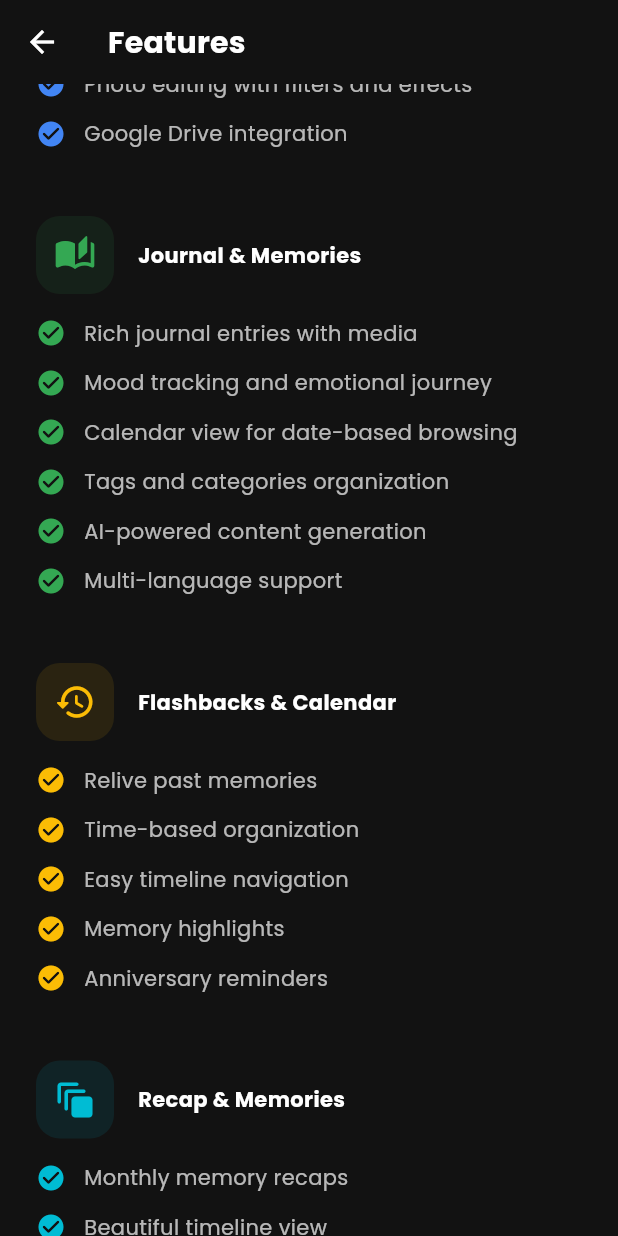
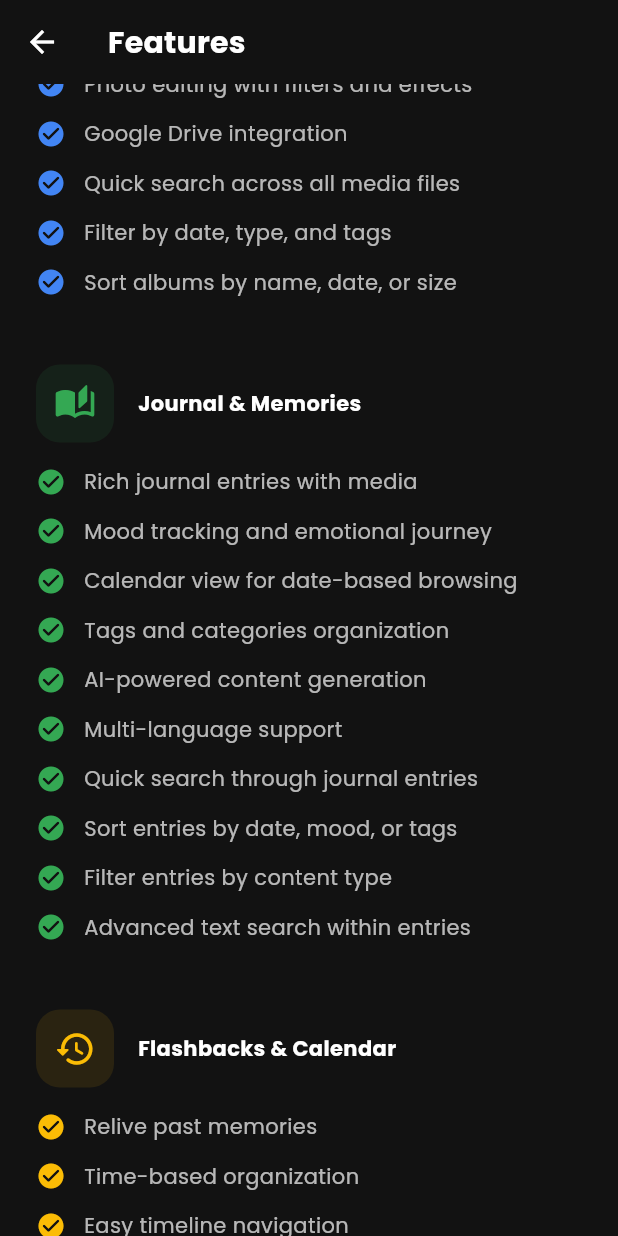
Before and after one commit to amandangol/reverie, a Flutter app: the FeaturesScreen screen opened directly, scrolled down 576 dp, on a phone screen of 412 x 824 dp. Run offline on Flutter 3.47's test engine with Material 3 defaults, Android fonts, the phone set to English and light mode, and no system bars; our stand-ins replace camera, connectivity_plus, flutter_markdown, flutter_svg, google_fonts, google_generative_ai and 12 more; missing offline and left inert: exif, google_mlkit_image_labeling, google_mlkit_text_recognition, googleapis, photo_manager, photo_manager_image_provider and 3 more; accounts and stored records are empty.

Commit message:
modified: onboarding & feature screen

```diff
--- a/lib/features/about/pages/features_screen.dart
+++ b/lib/features/about/pages/features_screen.dart
@@ -89,6 +89,9 @@ class FeaturesScreen extends StatelessWidget {
                       'Built-in camera for photos and videos',
                       'Photo editing with filters and effects',
                       'Google Drive integration',
+                      'Quick search across all media files',
+                      'Filter by date, type, and tags',
+                      'Sort albums by name, date, or size',
                     ],
                   ),
                   const SizedBox(height: 32),
@@ -103,7 +106,11 @@ class FeaturesScreen extends StatelessWidget {
                       'Calendar view for date-based browsing',
                       'Tags and categories organization',
                       'AI-powered content generation',
-                      'Multi-language support ',
+                      'Multi-language support',
+                      'Quick search through journal entries',
+                      'Sort entries by date, mood, or tags',
+                      'Filter entries by content type',
+                      'Advanced text search within entries',
                     ],
                   ),
                   const SizedBox(height: 32),
@@ -137,6 +144,20 @@ class FeaturesScreen extends StatelessWidget {
                   const SizedBox(height: 32),
                   _buildFeatureSection(
                     context,
+                    'Search & Organization',
+                    Icons.search_rounded,
+                    const Color(0xFF673AB7),
+                    [
+                      'Search across all content',
+                      'Custom sorting options',
+                      'Quick access to recent items',
+                      'Tag-based organization',
+                      'Category management',
+                    ],
+                  ),
+                  const SizedBox(height: 32),
+                  _buildFeatureSection(
+                    context,
                     'AI-Powered Features',
                     Icons.auto_awesome_rounded,
                     const Color(0xFFEA4335),
@@ -144,14 +165,13 @@ class FeaturesScreen extends StatelessWidget {
                       'Smart image analysis',
                       'AI-assisted journal writing',
                       'Object labeling for images',
-                      'Intelligent organization',
-                      'Personalized suggestions',
+                      'Text recognition in images',
                     ],
                   ),
                   const SizedBox(height: 32),
                   _buildFeatureSection(
                     context,
-                    'Backup & Sync',
+                    'Backup & Security',
                     Icons.backup_rounded,
                     const Color(0xFF9C27B0),
                     [
@@ -160,6 +180,7 @@ class FeaturesScreen extends StatelessWidget {
                       'Progress tracking',
                       'Easy restoration process',
                       'Account-specific management',
+                      'Secure authentication',
                     ],
                   ),
                 ],
@@ -204,9 +225,9 @@ class FeaturesScreen extends StatelessWidget {
                   ),
                   _buildWhyChooseItem(
                     context,
-                    'Cross-Platform',
-                    'Seamless experience on both iOS and Android',
-                    Icons.devices_rounded,
+                    'Built with Flutter',
+                    'Designed to support multiple platforms — currently Android',
+                    Icons.flutter_dash,
                   ),
                 ],
               ),
--- a/lib/features/onboarding/pages/onboarding_screen.dart
+++ b/lib/features/onboarding/pages/onboarding_screen.dart
@@ -25,37 +25,37 @@ class _OnboardingScreenState extends State<OnboardingScreen> {
     OnboardingPage(
       title: 'Gallery & Media',
       description:
-          'Browse and organize your photos and videos in a beautiful gallery view.',
+          'Browse, organize, and edit your photos and videos with monthly recaps and flashback memories.',
       icon: Icons.photo_library_rounded,
       color: Colors.blue,
     ),
     OnboardingPage(
       title: 'Journal & Memories',
       description:
-          'Write journal entries, add media, and track your emotional journey.',
+          'Create rich journal entries with photos, videos, and AI-powered content generation.',
       icon: Icons.auto_stories_rounded,
       color: Colors.purple,
     ),
     OnboardingPage(
-      title: 'Flashbacks & Calendar',
+      title: 'Search & Organization',
       description:
-          'Relive past memories and view your journal entries organized by date.',
-      icon: Icons.history_rounded,
-      color: Colors.orange,
-    ),
-    OnboardingPage(
-      title: 'Favorites & Videos',
-      description:
-          'Keep your favorite memories close and enjoy your video collection.',
-      icon: Icons.favorite_rounded,
-      color: Colors.red,
+          'Find your memories easily with searching and sorting across all media and organized collections.',
+      icon: Icons.search_rounded,
+      color: Colors.teal,
     ),
     OnboardingPage(
       title: 'AI-Powered Features',
       description:
-          'Let our AI assistant help you organize memories and generate content.',
+          'Smart image analysis, object detection, text recognition, and AI-assisted journal writing.',
       icon: Icons.auto_awesome_rounded,
       color: Colors.green,
+    ),
+    OnboardingPage(
+      title: 'Backup & Security',
+      description:
+          'Secure your memories with Google Drive backup and privacy-focused features.',
+      icon: Icons.backup_rounded,
+      color: Colors.indigo,
     ),
   ];
 
--- a/lib/features/settings/pages/settings_page.dart
+++ b/lib/features/settings/pages/settings_page.dart
@@ -2,6 +2,7 @@ import 'package:flutter/material.dart';
 import 'package:flutter_svg/svg.dart';
 import 'package:provider/provider.dart';
 import 'package:reverie/features/journal/providers/journal_provider.dart';
+import 'package:reverie/features/onboarding/pages/onboarding_screen.dart';
 import '../../gallery/provider/media_provider.dart';
 import '../../permissions/provider/permission_provider.dart';
 import '../../permissions/widgets/permission_dialog.dart';
@@ -173,7 +174,7 @@ class _SettingsPageState extends State<SettingsPage> {
                 onTap: () => Navigator.push(
                   context,
                   MaterialPageRoute(
-                    builder: (context) => const TermsOfServicePage(),
+                    builder: (context) => const OnboardingScreen(),
                   ),
                 ),
               ),
```
Also changed, not shown: 1 other file.
